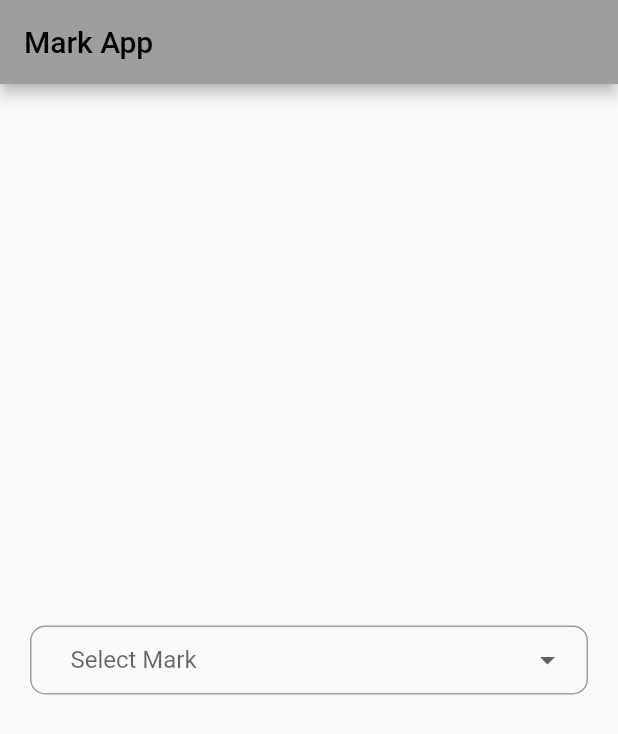
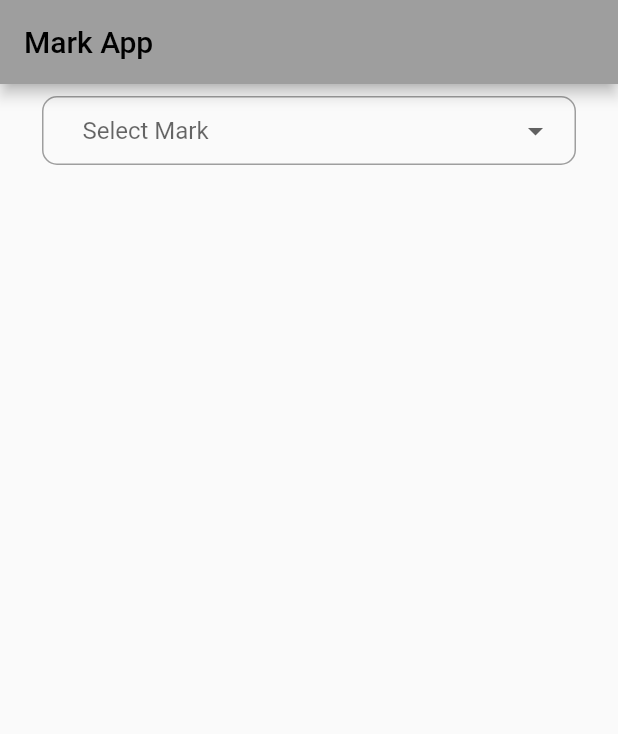
Before and after one commit to infraket/mark_app, a Flutter app: the screen it shows after launch, on a phone screen of 412 x 824 dp. Shown: the top 734 px of the screen. Run offline on Flutter 3.47's test engine with Material 2 defaults, Android fonts, the light colour scheme and no system bars.

Commit message:
child up

```diff
--- a/lib/main.dart
+++ b/lib/main.dart
@@ -71,7 +71,8 @@ class _HomePageState extends State<HomePage> {
       appBar: AppBar(
         title: Text('Mark App'),
       ),
-      body: Center(
+      body: Padding(
+        padding: const EdgeInsets.all(8.0),
         //       child: Container(
         // child: TextFormField(
         //   controller: accountNo,
```
Also changed, not shown: 1 other file.
